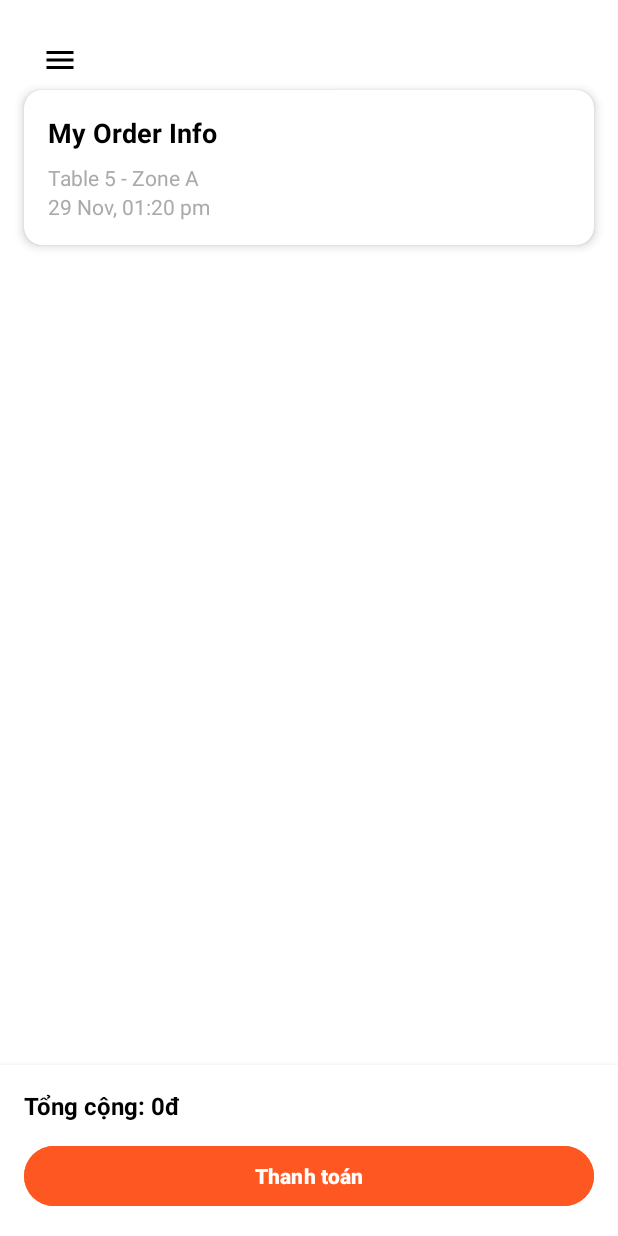
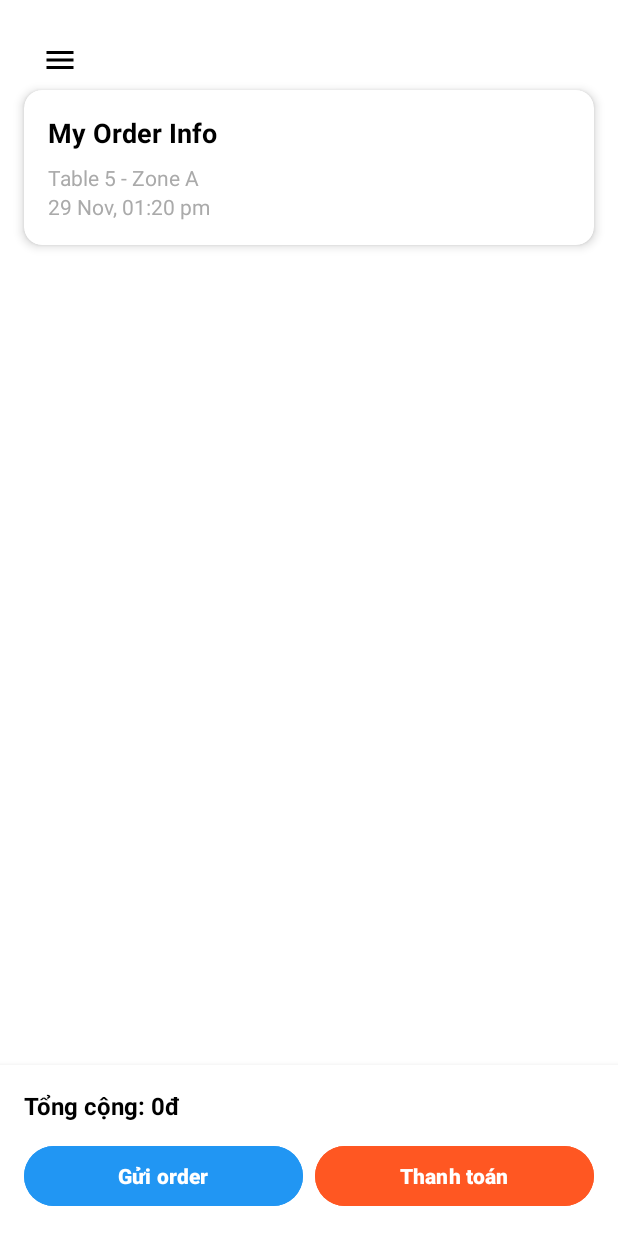
Before and after one commit to Thinhnthe172159/AndroidApp-FoodOrder, an Android app: the OrderDetailActivity screen opened directly, with no data from a screen before it, on a phone screen of 412 x 824 dp. Run offline under Robolectric (Android 15) with nearby library versions, the phone set to English and light mode, and no system bars; our stand-ins replace RxJava; libraries missing offline, so code that uses them is left out: com.microsoft.signalr; network calls fail; 5 statements that could not run were skipped.

Commit message:
add item to order

```diff
--- a/app/build.gradle.kts
+++ b/app/build.gradle.kts
@@ -57,6 +57,8 @@ dependencies {
     implementation ("androidx.camera:camera-camera2:1.2.3")
     implementation ("androidx.camera:camera-lifecycle:1.2.3")
     implementation ("androidx.camera:camera-view:1.2.3")
+    implementation ("com.microsoft.signalr:signalr:6.0.2")
+    implementation("io.reactivex.rxjava3:rxjava:3.1.6")
 
     implementation(libs.appcompat)
     implementation(libs.material)
--- a/app/src/main/AndroidManifest.xml
+++ b/app/src/main/AndroidManifest.xml
@@ -7,6 +7,8 @@
 
     <uses-permission android:name="android.permission.INTERNET"/>
     <uses-permission android:name="android.permission.CAMERA" />
+
+    <uses-permission android:name="android.permission.POST_NOTIFICATIONS" />
 
     <application
         android:allowBackup="true"
--- /dev/null
+++ b/app/src/main/java/com/fu/thinh_nguyen/qrfoodorder/Notification/SignalRManager.java
@@ -0,0 +1,4 @@
+package com.fu.thinh_nguyen.qrfoodorder.Notification;
+
+public class SignalRManager {
+}
--- a/app/src/main/java/com/fu/thinh_nguyen/qrfoodorder/ui/auth/LoginActivity.java
+++ b/app/src/main/java/com/fu/thinh_nguyen/qrfoodorder/ui/auth/LoginActivity.java
@@ -73,6 +73,8 @@ public class LoginActivity extends AppCompatActivity{
                         tokenManager.save(response.body().getToken());
                         String role = response.body().getUser().getRoleName();
                         tokenManager.saveRole(role);
+                        tokenManager.saveUserId(response.body().getUser().getId()+"");
+                        tokenManager.saveUserName(response.body().getUser().getFullName());
                         goToRole(role);
                     } else {
                         Toast.makeText(LoginActivity.this, "Sai user hoặc mật khẩu, Vui lòng kiểm tra lại", Toast.LENGTH_SHORT).show();
--- a/app/src/main/java/com/fu/thinh_nguyen/qrfoodorder/ui/base/BaseActivity.java
+++ b/app/src/main/java/com/fu/thinh_nguyen/qrfoodorder/ui/base/BaseActivity.java
@@ -10,6 +10,7 @@ import androidx.appcompat.app.AppCompatActivity;
 import androidx.core.view.GravityCompat;
 import androidx.drawerlayout.widget.DrawerLayout;
 
+import com.fu.thinh_nguyen.qrfoodorder.Notification.SignalRClient;
 import com.fu.thinh_nguyen.qrfoodorder.R;
 import com.fu.thinh_nguyen.qrfoodorder.data.prefs.TokenManager;
 import com.fu.thinh_nguyen.qrfoodorder.ui.auth.LoginActivity;
@@ -23,6 +24,7 @@ public class BaseActivity extends AppCompatActivity {
 
     protected DrawerLayout drawerLayout;
     private ImageButton btnMenu;
+    private TokenManager tokenManager;
 
     @Override
     public void setContentView(int layoutResID) {
@@ -36,6 +38,8 @@ public class BaseActivity extends AppCompatActivity {
         drawerLayout = fullView.findViewById(R.id.drawer_layout);
         btnMenu       = fullView.findViewById(R.id.btn_menu);
 
+        tokenManager = new TokenManager(this);
+        SignalRClient.start(this, tokenManager);
 
         btnMenu.setOnClickListener(v -> drawerLayout.openDrawer(GravityCompat.START));
 
--- /dev/null
+++ b/app/src/main/res/drawable/ic_notification.xml
@@ -0,0 +1,5 @@
+<vector xmlns:android="http://schemas.android.com/apk/res/android" android:height="24dp" android:tint="#120000" android:viewportHeight="24" android:viewportWidth="24" android:width="24dp">
+
+    <path android:fillColor="@android:color/white" android:pathData="M12,2C6.48,2 2,6.48 2,12s4.48,10 10,10 10,-4.48 10,-10S17.52,2 12,2zM12,18.5c-0.83,0 -1.5,-0.67 -1.5,-1.5h3c0,0.83 -0.67,1.5 -1.5,1.5zM17,16L7,16v-1l1,-1v-2.61C8,9.27 9.03,7.47 11,7v-0.5c0,-0.57 0.43,-1 1,-1s1,0.43 1,1L13,7c1.97,0.47 3,2.28 3,4.39L16,14l1,1v1z"/>
+
+</vector>
--- a/app/src/main/res/layout/activity_detail_menu_item_cus.xml
+++ b/app/src/main/res/layout/activity_detail_menu_item_cus.xml
@@ -16,7 +16,9 @@
         app:layout_constraintTop_toTopOf="parent"
         app:layout_constraintBottom_toBottomOf="parent"
         app:layout_constraintStart_toStartOf="parent"
-        app:layout_constraintEnd_toEndOf="parent">
+        app:layout_constraintEnd_toEndOf="parent"
+        android:fitsSystemWindows="true"
+        >
 
         <LinearLayout
             android:layout_width="match_parent"
--- a/app/src/main/res/layout/activity_order_detail.xml
+++ b/app/src/main/res/layout/activity_order_detail.xml
@@ -95,6 +95,7 @@
         app:layout_constraintStart_toStartOf="parent"
         app:layout_constraintEnd_toEndOf="parent">
 
+        <!-- Tổng cộng -->
         <TextView
             android:id="@+id/txtTotalPrice"
             android:layout_width="match_parent"
@@ -105,14 +106,37 @@
             android:textColor="#000000"
             android:layout_marginBottom="12dp" />
 
-        <Button
-            android:id="@+id/btnCheckout"
+        <!-- Hai nút ngang -->
+        <LinearLayout
             android:layout_width="match_parent"
             android:layout_height="wrap_content"
-            android:backgroundTint="#FF5722"
-            android:textColor="@android:color/white"
-            android:text="Thanh toán"
-            android:textStyle="bold" />
+            android:orientation="horizontal"
+            android:weightSum="2"
+            android:gravity="center_horizontal">
+
+            <Button
+                android:id="@+id/btnNotifyStaff"
+                android:layout_width="0dp"
+                android:layout_height="wrap_content"
+                android:layout_weight="1"
+                android:layout_marginEnd="8dp"
+                android:text="Gửi order"
+                android:backgroundTint="#2196F3"
+                android:textColor="@android:color/white"
+                android:textStyle="bold" />
+
+            <Button
+                android:id="@+id/btnCheckout"
+                android:layout_width="0dp"
+                android:layout_height="wrap_content"
+                android:layout_weight="1"
+                android:text="Thanh toán"
+                android:backgroundTint="#FF5722"
+                android:textColor="@android:color/white"
+                android:textStyle="bold" />
+        </LinearLayout>
     </LinearLayout>
 
+
+
 </androidx.constraintlayout.widget.ConstraintLayout>
```
Also changed, not shown: app/src/main/java/com/fu/thinh_nguyen/qrfoodorder/Notification/NotificationHelper.java (added, +69 -0 lines), app/src/main/java/com/fu/thinh_nguyen/qrfoodorder/Notification/SignalRClient.java (added, +80 -0 lines), app/src/main/java/com/fu/thinh_nguyen/qrfoodorder/data/model/NotificationDto.java (added, +29 -0 lines), app/src/main/java/com/fu/thinh_nguyen/qrfoodorder/data/prefs/TokenManager.java (+23 -0 lines), app/src/main/java/com/fu/thinh_nguyen/qrfoodorder/ui/base/MainActivity.java (+13 -0 lines), app/src/main/java/com/fu/thinh_nguyen/qrfoodorder/ui/customer/DetailMenuItem_Cus_Activity.java (+12 -0 lines), app/src/main/java/com/fu/thinh_nguyen/qrfoodorder/ui/customer/OrderDetailActivity.java (+22 -0 lines), 2 other files.
